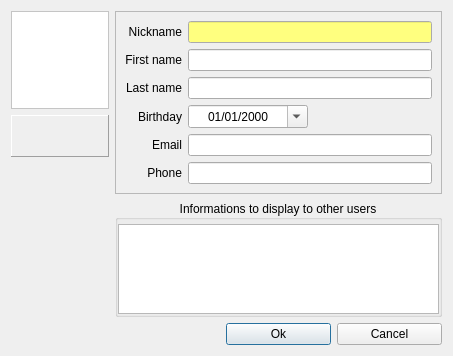
Before: the Qt Designer form src/desktop/GuiEditVCard.ui in hwgao/beebeep, drawn with Qt 5.
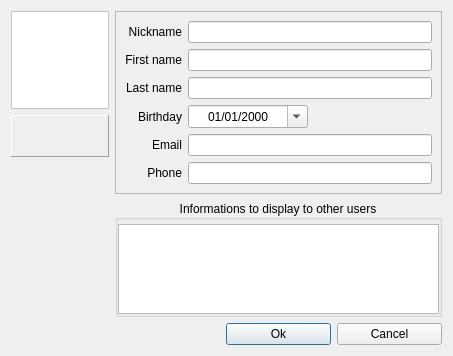
After: the same form once the commit is applied. Icons and pictures are not drawn.

Diff of the .ui file:
```diff
--- a/src/desktop/GuiEditVCard.ui
+++ b/src/desktop/GuiEditVCard.ui
@@ -41,43 +41,6 @@
       </item>
       <item row="0" column="1" colspan="2">
        <widget class="QLineEdit" name="mp_leNickname">
-        <property name="palette">
-         <palette>
-          <active>
-           <colorrole role="Base">
-            <brush brushstyle="SolidPattern">
-             <color alpha="255">
-              <red>255</red>
-              <green>255</green>
-              <blue>127</blue>
-             </color>
-            </brush>
-           </colorrole>
-          </active>
-          <inactive>
-           <colorrole role="Base">
-            <brush brushstyle="SolidPattern">
-             <color alpha="255">
-              <red>255</red>
-              <green>255</green>
-              <blue>127</blue>
-             </color>
-            </brush>
-           </colorrole>
-          </inactive>
-          <disabled>
-           <colorrole role="Base">
-            <brush brushstyle="SolidPattern">
-             <color alpha="255">
-              <red>240</red>
-              <green>240</green>
-              <blue>240</blue>
-             </color>
-            </brush>
-           </colorrole>
-          </disabled>
-         </palette>
-        </property>
         <property name="text">
          <string/>
         </property>
```
